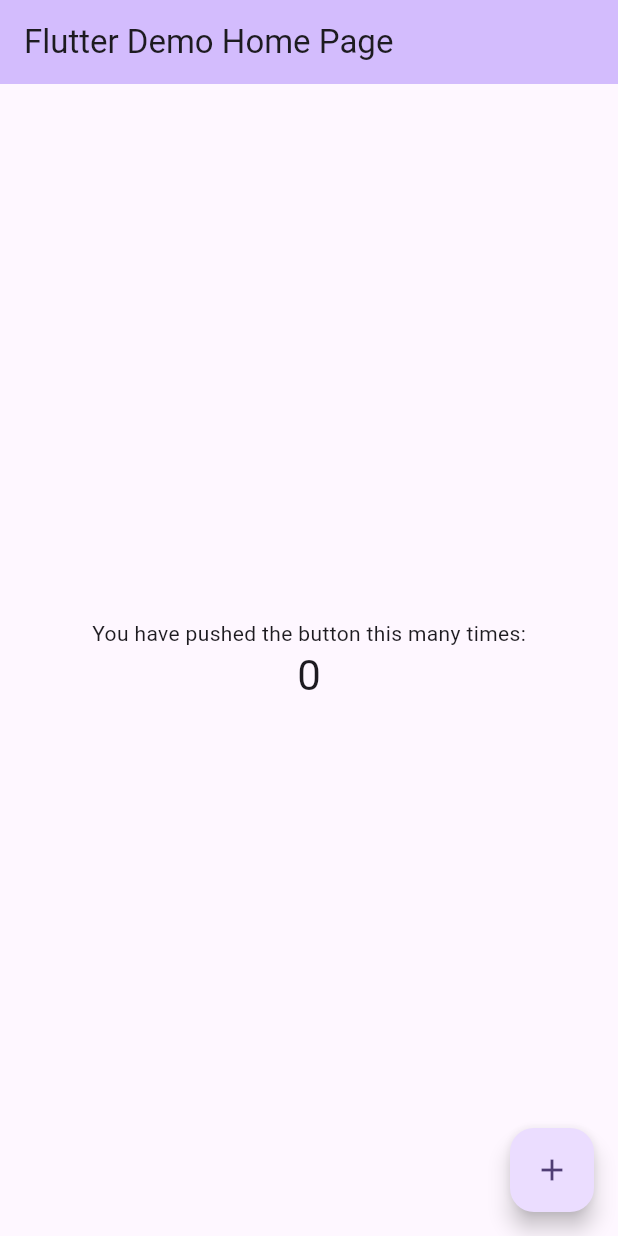
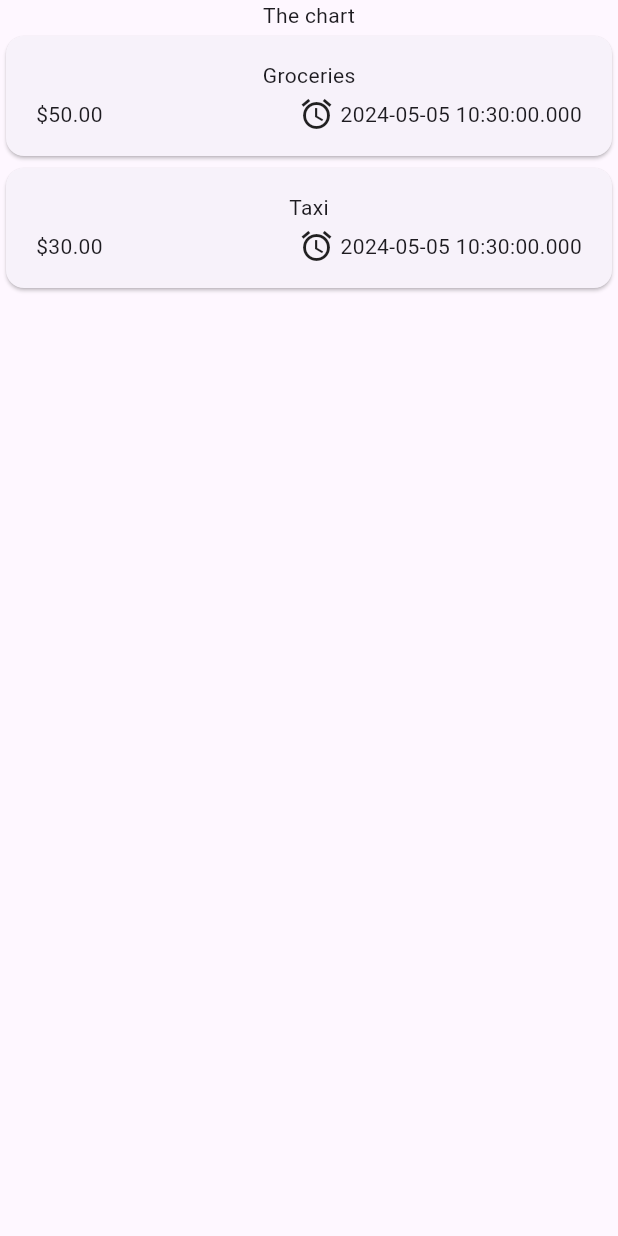
Before and after one commit to devarifkhan/flutter_apps, a Flutter app: the screen it shows after launch, on a phone screen of 412 x 824 dp. Run offline on Flutter 3.47's test engine with Material 3 defaults, Android fonts, the phone set to English and light mode, and no system bars.

Commit message:
lots of code added

```diff
--- a/expense_tracker_app/lib/main.dart
+++ b/expense_tracker_app/lib/main.dart
@@ -1,125 +1,11 @@
-import 'package:flutter/material.dart';
+import "package:flutter/material.dart";
+
+import "package:expense_tracker_app/widgets/expenses.dart";
 
 void main() {
-  runApp(const MyApp());
+  runApp(
+    const MaterialApp(
+      home: Expenses(),
+    )
+  );
 }
-
-class MyApp extends StatelessWidget {
-  const MyApp({super.key});
-
-  // This widget is the root of your application.
-  @override
-  Widget build(BuildContext context) {
-    return MaterialApp(
-      title: 'Flutter Demo',
-      theme: ThemeData(
-        // This is the theme of your application.
-        //
-        // TRY THIS: Try running your application with "flutter run". You'll see
-        // the application has a purple toolbar. Then, without quitting the app,
-        // try changing the seedColor in the colorScheme below to Colors.green
-        // and then invoke "hot reload" (save your changes or press the "hot
-        // reload" button in a Flutter-supported IDE, or press "r" if you used
-        // the command line to start the app).
-        //
-        // Notice that the counter didn't reset back to zero; the application
-        // state is not lost during the reload. To reset the state, use hot
-        // restart instead.
-        //
-        // This works for code too, not just values: Most code changes can be
-        // tested with just a hot reload.
-        colorScheme: ColorScheme.fromSeed(seedColor: Colors.deepPurple),
-        useMaterial3: true,
-      ),
-      home: const MyHomePage(title: 'Flutter Demo Home Page'),
-    );
-  }
-}
-
-class MyHomePage extends StatefulWidget {
-  const MyHomePage({super.key, required this.title});
-
-  // This widget is the home page of your application. It is stateful, meaning
-  // that it has a State object (defined below) that contains fields that affect
-  // how it looks.
-
-  // This class is the configuration for the state. It holds the values (in this
-  // case the title) provided by the parent (in this case the App widget) and
-  // used by the build method of the State. Fields in a Widget subclass are
-  // always marked "final".
-
-  final String title;
-
-  @override
-  State<MyHomePage> createState() => _MyHomePageState();
-}
-
-class _MyHomePageState extends State<MyHomePage> {
-  int _counter = 0;
-
-  void _incrementCounter() {
-    setState(() {
-      // This call to setState tells the Flutter framework that something has
-      // changed in this State, which causes it to rerun the build method below
-      // so that the display can reflect the updated values. If we changed
-      // _counter without calling setState(), then the build method would not be
-      // called again, and so nothing would appear to happen.
-      _counter++;
-    });
-  }
-
-  @override
-  Widget build(BuildContext context) {
-    // This method is rerun every time setState is called, for instance as done
-    // by the _incrementCounter method above.
-    //
-    // The Flutter framework has been optimized to make rerunning build methods
-    // fast, so that you can just rebuild anything that needs updating rather
-    // than having to individually change instances of widgets.
-    return Scaffold(
-      appBar: AppBar(
-        // TRY THIS: Try changing the color here to a specific color (to
-        // Colors.amber, perhaps?) and trigger a hot reload to see the AppBar
-        // change color while the other colors stay the same.
-        backgroundColor: Theme.of(context).colorScheme.inversePrimary,
-        // Here we take the value from the MyHomePage object that was created by
-        // the App.build method, and use it to set our appbar title.
-        title: Text(widget.title),
-      ),
-      body: Center(
-        // Center is a layout widget. It takes a single child and positions it
-        // in the middle of the parent.
-        child: Column(
-          // Column is also a layout widget. It takes a list of children and
-          // arranges them vertically. By default, it sizes itself to fit its
-          // children horizontally, and tries to be as tall as its parent.
-          //
-          // Column has various properties to control how it sizes itself and
-          // how it positions its children. Here we use mainAxisAlignment to
-          // center the children vertically; the main axis here is the vertical
-          // axis because Columns are vertical (the cross axis would be
-          // horizontal).
-          //
-          // TRY THIS: Invoke "debug painting" (choose the "Toggle Debug Paint"
-          // action in the IDE, or press "p" in the console), to see the
-          // wireframe for each widget.
-          mainAxisAlignment: MainAxisAlignment.center,
-          children: <Widget>[
-            const Text(
-              'You have pushed the button this many times:',
-            ),
-            Text(
-              '$_counter',
-              style: Theme.of(context).textTheme.headlineMedium,
-            ),
-          ],
-        ),
-      ),
-      floatingActionButton: FloatingActionButton(
-        onPressed: _incrementCounter,
-        tooltip: 'Increment',
-        child: const Icon(Icons.add),
-      ), // This trailing comma makes auto-formatting nicer for build methods.
-    );
-  }
-}
--- /dev/null
+++ b/expense_tracker_app/lib/models/expense.dart
@@ -0,0 +1,16 @@
+import 'package:uuid/uuid.dart';
+
+const uuid = Uuid();
+
+enum Category { food, travel, leisure, work }
+
+class Expense {
+  Expense({required this.title, required this.amount, required this.date, required this.category})
+      : id = uuid.v4();
+
+  final String id;
+  final String title;
+  final double amount;
+  final DateTime date;
+  final String category;
+}
--- /dev/null
+++ b/expense_tracker_app/lib/widgets/expenses.dart
@@ -0,0 +1,43 @@
+import "package:expense_tracker_app/widgets/expenses_list/expenses_list.dart";
+import "package:flutter/material.dart";
+import "package:expense_tracker_app/models/expense.dart";
+import 'package:expense_tracker_app/widgets/expenses_list/expenses_list.dart';
+
+class Expenses extends StatefulWidget {
+  const Expenses({super.key});
+
+  @override
+  State<Expenses> createState() {
+    return _ExpensesState();
+  }
+}
+
+class _ExpensesState extends State<Expenses> {
+  final List<Expense> _registeredExpenses = [
+    Expense(
+      title: "Groceries",
+      amount: 50.0,
+      date: DateTime.now(),
+      category: "food",
+    ),
+    Expense(
+      title: "Taxi",
+      amount: 30.0,
+      date: DateTime.now(),
+      category: "travel",
+    ),
+  ];
+
+  @override
+  Widget build(BuildContext context) {
+    return  Scaffold(
+      body: Column(
+        children: [
+          const Text("The chart"),
+          Expanded( child: ExpensesList(expenses: _registeredExpenses)),
+
+        ],
+      ),
+    );
+  }
+}
--- /dev/null
+++ b/expense_tracker_app/lib/widgets/expenses_list/expense_item.dart
@@ -0,0 +1,39 @@
+import 'package:flutter/material.dart';
+import 'package:expense_tracker_app/models/expense.dart';
+
+class ExpenseItem extends StatelessWidget {
+  const ExpenseItem(this.expense, {super.key});
+
+  final Expense expense;
+
+  @override
+  Widget build(BuildContext context) {
+    return Card(
+        child: Padding(
+            padding: const EdgeInsets.symmetric(
+              horizontal: 20,
+              vertical: 16,
+            ),
+            child: Column(
+              children: [
+                Text(expense.title),
+                const SizedBox(
+                  height: 4,
+                ),
+                Row(
+                  children: [
+                    Text('\$${expense.amount.toStringAsFixed(2)}'),
+                    const Spacer(),
+                     Row(
+                      children:[
+                        const Icon(Icons.alarm),
+                        const SizedBox(width: 4),
+                        Text(expense.date.toString())
+                      ]
+                    )
+                  ],
+                )
+              ],
+            )));
+  }
+}
--- /dev/null
+++ b/expense_tracker_app/lib/widgets/expenses_list/expenses_list.dart
@@ -0,0 +1,18 @@
+import 'package:expense_tracker_app/widgets/expenses_list/expense_item.dart';
+import 'package:flutter/material.dart';
+import 'package:expense_tracker_app/models/expense.dart';
+
+class ExpensesList extends StatelessWidget {
+  const ExpensesList({super.key, required this.expenses});
+
+  final List<Expense> expenses;
+
+  @override
+  Widget build(BuildContext context) {
+    return ListView.builder(
+        itemCount: expenses.length,
+        itemBuilder: (ctx, index) =>
+            ExpenseItem(expenses[index])
+    );
+  }
+}
--- a/expense_tracker_app/pubspec.yaml
+++ b/expense_tracker_app/pubspec.yaml
@@ -35,6 +35,7 @@ dependencies:
   # The following adds the Cupertino Icons font to your application.
   # Use with the CupertinoIcons class for iOS style icons.
   cupertino_icons: ^1.0.6
+  uuid: ^4.4.0
 
 dev_dependencies:
   flutter_test:
```
Also changed, not shown: expense_tracker_app/pubspec.lock, 1 other file.
